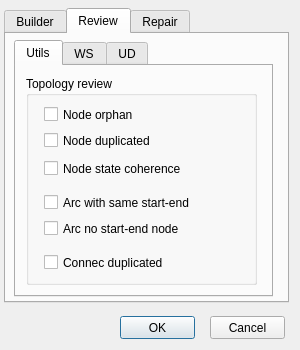
Old version of the form ui/topology_tools.ui in the repository Giswater/giswater_qgis_plugin.
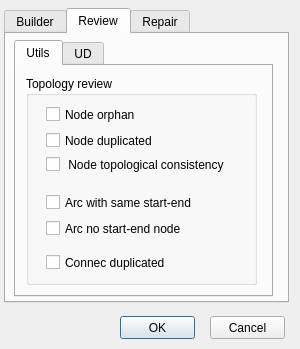
New version of the form. The open tabs and pages were chosen to show the change.

Commit message: Update topology_tools form

The edit to the form file:
```diff
--- a/ui/topology_tools.ui
+++ b/ui/topology_tools.ui
@@ -7,7 +7,7 @@
     <x>0</x>
     <y>0</y>
     <width>300</width>
-    <height>350</height>
+    <height>349</height>
    </rect>
   </property>
   <property name="windowTitle">
@@ -117,7 +117,7 @@
        <widget class="QCheckBox" name="check_node_duplicated">
         <property name="geometry">
          <rect>
-          <x>18</x>
+          <x>20</x>
           <y>56</y>
           <width>183</width>
           <height>17</height>
@@ -130,7 +130,7 @@
        <widget class="QCheckBox" name="check_arc_same_start_end">
         <property name="geometry">
          <rect>
-          <x>18</x>
+          <x>20</x>
           <y>118</y>
           <width>211</width>
           <height>17</height>
@@ -143,7 +143,7 @@
        <widget class="QCheckBox" name="check_node_orphan">
         <property name="geometry">
          <rect>
-          <x>18</x>
+          <x>20</x>
           <y>30</y>
           <width>165</width>
           <height>17</height>
@@ -156,7 +156,7 @@
        <widget class="QCheckBox" name="check_arcs_without_nodes_start_end">
         <property name="geometry">
          <rect>
-          <x>18</x>
+          <x>20</x>
           <y>144</y>
           <width>171</width>
           <height>17</height>
@@ -166,23 +166,10 @@
          <string>Arc no start-end node</string>
         </property>
        </widget>
-       <widget class="QCheckBox" name="check_node_state_coherence">
-        <property name="geometry">
-         <rect>
-          <x>18</x>
-          <y>84</y>
-          <width>171</width>
-          <height>17</height>
-         </rect>
-        </property>
-        <property name="text">
-         <string>Node state coherence</string>
-        </property>
-       </widget>
        <widget class="QCheckBox" name="check_connec_duplicated">
         <property name="geometry">
          <rect>
-          <x>18</x>
+          <x>20</x>
           <y>178</y>
           <width>177</width>
           <height>17</height>
@@ -192,29 +179,11 @@
          <string>Connec duplicated</string>
         </property>
        </widget>
-      </widget>
-     </widget>
-     <widget class="QWidget" name="tab">
-      <attribute name="title">
-       <string>WS</string>
-      </attribute>
-      <widget class="QGroupBox" name="groupBox_8">
-       <property name="geometry">
-        <rect>
-         <x>10</x>
-         <y>10</y>
-         <width>231</width>
-         <height>209</height>
-        </rect>
-       </property>
-       <property name="title">
-        <string>Topology review</string>
-       </property>
        <widget class="QCheckBox" name="check_topology_coherence">
         <property name="geometry">
          <rect>
-          <x>16</x>
-          <y>28</y>
+          <x>20</x>
+          <y>80</y>
           <width>211</width>
           <height>17</height>
          </rect>
```
Left out of the diff: 4 changed lines with no effect on the pictures.
